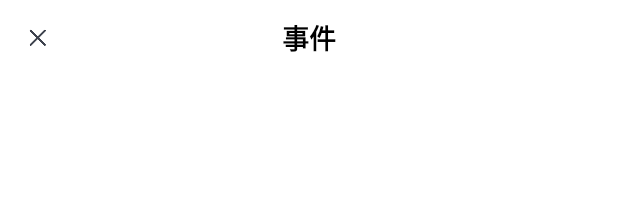
After one commit to android-work/LiveDeathClock, an Android app: the layout fragment_death_make_wish_layout.xml on its own in the app's theme, with its tools: preview values and no code run, on a phone screen of 412 x 824 dp. The commit adds this screen. Shown: the top 215 px of the screen. Run offline under Robolectric (Android 15) with nearby library versions, the phone set to English and light mode, and no system bars.

Commit message:
更新进度6

```diff
--- a/app/src/main/java/com/android/jay/livedeathclock/interfaces/presenter/IPresenter.kt
+++ b/app/src/main/java/com/android/jay/livedeathclock/interfaces/presenter/IPresenter.kt
@@ -38,6 +38,9 @@ interface IPresenter {
      * */
     interface IDeathPresenter{
 
+        //获取存放在数据库中的事件
+        fun getSqlEvents()
+
         //计算活了多久，总生命
         fun calculateDrawGeZi()
 
--- a/app/src/main/res/layout/fragment_death_layout.xml
+++ b/app/src/main/res/layout/fragment_death_layout.xml
@@ -133,6 +133,8 @@
                 android:layout_marginTop="20dp"
                 android:id="@+id/fragment_death_make_wish_fl">
 
+
+
         </FrameLayout>
 
 
--- /dev/null
+++ b/app/src/main/res/layout/fragment_death_make_wish_layout.xml
@@ -0,0 +1,38 @@
+<?xml version="1.0" encoding="utf-8"?>
+<LinearLayout xmlns:android="http://schemas.android.com/apk/res/android"
+              android:orientation="vertical"
+              android:layout_width="match_parent"
+              android:layout_height="match_parent"
+              android:background="#fff">
+
+    <RelativeLayout
+            android:layout_width="match_parent"
+            android:layout_height="wrap_content">
+        <androidx.appcompat.widget.AppCompatImageView
+                android:layout_width="wrap_content"
+                android:layout_height="wrap_content"
+                android:src="@mipmap/ic_close"
+                android:padding="15dp"
+                android:id="@+id/fragment_death_wish_close"/>
+
+        <androidx.appcompat.widget.AppCompatTextView
+                android:layout_width="wrap_content"
+                android:layout_height="wrap_content"
+                android:text="@string/fragment_death_wish_title"
+                android:layout_centerInParent="true"
+                android:textColor="#000"
+                android:textSize="18sp"
+                android:textStyle="bold"/>
+
+    </RelativeLayout>
+
+    <androidx.recyclerview.widget.RecyclerView
+            android:layout_marginTop="10dp"
+            android:layout_width="match_parent"
+            android:layout_height="wrap_content"
+            android:id="@+id/fragment_death_wish_rv"
+            android:background="@color/fragment_death_wish_rv_color">
+
+    </androidx.recyclerview.widget.RecyclerView>
+
+</LinearLayout>
--- a/app/src/main/res/values/colors.xml
+++ b/app/src/main/res/values/colors.xml
@@ -12,4 +12,5 @@
     <color name="fragment_death_gezi_color">#CCD9D9DB</color>
     <color name="fragment_death_title_color">#fff</color>
     <color name="fragment_death_gezi_line_color">#B8ABE6</color>
+    <color name="fragment_death_wish_rv_color">#EDE2E2E2</color>
 </resources>
--- a/app/src/main/res/values/strings.xml
+++ b/app/src/main/res/values/strings.xml
@@ -28,9 +28,11 @@
     <string name="fragment_death_tilte">死之钟</string>
     <string name="fragment_death_gezi_des">每个格子代表一个月，白格用完之时，也是生命结束之日</string>
     <string name="fragment_death_remind_live">您的余生大约还剩下</string>
-    <string name="fragment_death_second">%l 秒</string>
-    <string name="fragment_death_day">%l天</string>
+    <string name="fragment_death_second">%d 秒</string>
+    <string name="fragment_death_day">%d 天</string>
     <string name="fragment_death_month">%d 月</string>
     <string name="fragment_death_year">%d 年</string>
     <string name="fragment_death_remind_make_wish">剩下的日子里，你大约可以</string>
+    <string name="fragment_death_no_make_wish">没有制定？点击前往制定</string>
+    <string name="fragment_death_wish_title">事件</string>
 </resources>
```
Also changed, not shown: app/src/main/java/com/android/jay/livedeathclock/imp/DeathPresenter.kt (+47 -21 lines), app/src/main/java/com/android/jay/livedeathclock/utils/DateUtil.kt (+52 -1 lines), app/src/main/java/com/android/jay/livedeathclock/view/fragment/DeathFragment.kt (+35 -16 lines), app/src/main/res/layout/fragment_death_no_wish_layout.xml (added, +17 -0 lines), app/src/main/res/mipmap-xxhdpi/ic_close.png (added), app/src/main/res/mipmap-xxhdpi/ic_death_make_wish_bg.png (added).
